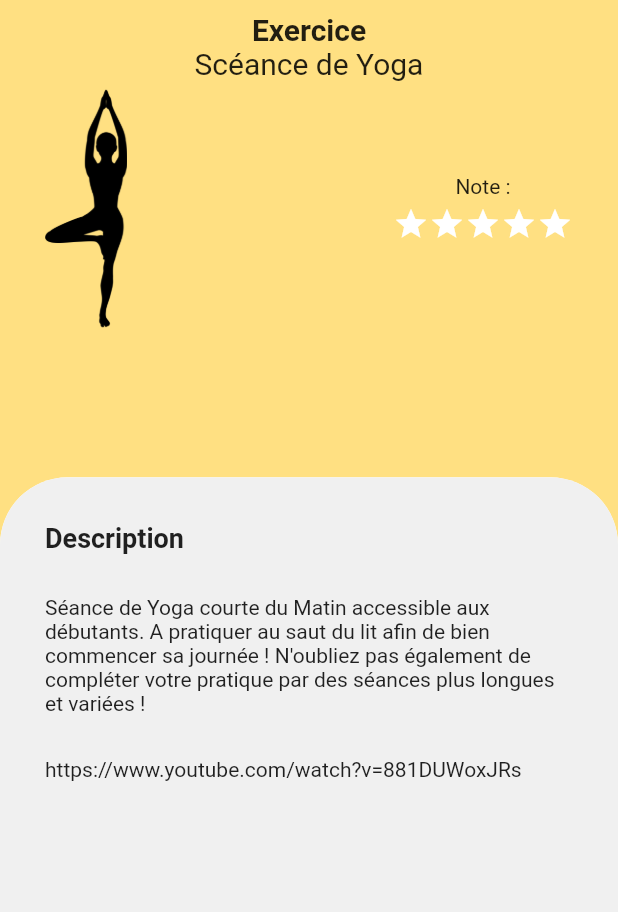
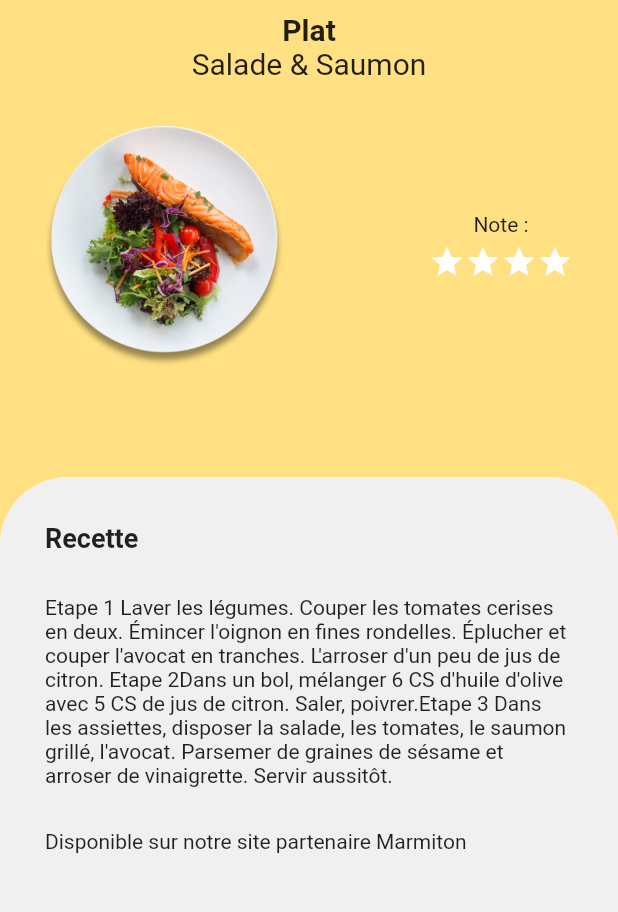
Before and after one commit to Numa-Maurin/fluttter_proj, a Flutter app: the screen it shows after launch, after a tap on "Plat", on a phone screen of 412 x 824 dp, the part 72-984 px from its top. Run offline on Flutter 3.47's test engine with Material 2 defaults, Android fonts, the light colour scheme and no system bars; network calls fail.

Commit message:
ajout 2 plats

```diff
--- a/lib/main.dart
+++ b/lib/main.dart
@@ -5,6 +5,8 @@ import 'categories.dart';
 import 'fitness_list.dart';
 import 'exercice_page1.dart';
 import 'exercice_page2.dart';
+import 'meals1.dart';
+import 'meals2.dart';
 
 void main() {
   runApp(MyApp());
@@ -27,6 +29,8 @@ class MyApp extends StatelessWidget {
       routes: {
         ExercicePage1.tag: (_) => ExercicePage1(),
         ExercicePage2.tag: (_) => ExercicePage2(),
+        Meal1.tag: (_) => Meal1(),
+        Meal2.tag: (_) => Meal2(),
       },
     );
   }
--- /dev/null
+++ b/lib/meals1.dart
@@ -0,0 +1,127 @@
+import 'package:flutter/material.dart';
+
+class Meal1 extends StatefulWidget {
+  static const tag = "meal1";
+
+  @override
+  _Meal1State createState() => _Meal1State();
+}
+
+class _Meal1State extends State<Meal1> {
+  Widget food2 = Container(
+    height: 160,
+    child: Image.asset("images/food2.png"),
+  );
+
+  @override
+  Widget build(BuildContext context) {
+    Size size = MediaQuery.of(context).size;
+    return Scaffold(
+      appBar: AppBar(
+        elevation: 0,
+        actions: [
+          IconButton(
+            onPressed: null,
+            icon: CircleAvatar(
+                backgroundColor: Colors.white70,
+                radius: 35,
+                child: CircleAvatar(
+                    backgroundImage: AssetImage("images/iconAvatar.png"),
+                    radius: 30)),
+          ),
+        ],
+      ),
+      body: Column(
+        children: [
+          Container(
+            padding: EdgeInsets.symmetric(horizontal: 30),
+            child: Column(
+              children: [
+                Text(
+                  "Plat",
+                  style: TextStyle(
+                    fontWeight: FontWeight.bold,
+                    fontSize: 20,
+                  ),
+                ),
+                Text(
+                  "Salade & Saumon",
+                  style: TextStyle(fontSize: 20),
+                ),
+                SizedBox(height: 30),
+                Row(
+                  children: [
+                    food2,
+                    Spacer(),
+                    Column(
+                      children: [
+                        Container(
+                          child: Text("Note :"),
+                        ),
+                        SizedBox(height: 5),
+                        Row(
+                          children: [
+                            Icon(Icons.star, color: Colors.white),
+                            Icon(Icons.star, color: Colors.white),
+                            Icon(Icons.star, color: Colors.white),
+                            Icon(Icons.star, color: Colors.white),
+                          ],
+                        )
+                      ],
+                    )
+                  ],
+                )
+              ],
+            ),
+          )
+        ],
+      ),
+      bottomSheet: BottomSheet(
+        backgroundColor: Colors.white,
+        shape: RoundedRectangleBorder(
+          borderRadius: BorderRadius.vertical(
+            top: Radius.circular(45),
+          ),
+        ),
+        onClosing: () {},
+        builder: (context) {
+          return ClipRRect(
+            borderRadius: BorderRadius.vertical(
+              top: Radius.circular(45),
+            ),
+            child: Container(
+              width: size.width,
+              color: Color.fromRGBO(240, 240, 240, 1),
+              height: size.height / 1.8,
+              child: Column(
+                children: [
+                  Padding(
+                    padding: EdgeInsets.only(left: 30, right: 30, top: 30),
+                    child: Column(
+                      crossAxisAlignment: CrossAxisAlignment.start,
+                      children: [
+                        Text(
+                          "Recette",
+                          style: TextStyle(
+                            fontWeight: FontWeight.bold,
+                            fontSize: 18,
+                          ),
+                        ),
+                        SizedBox(height: 28),
+                        Text(
+                            "Etape 1 Laver les légumes. Couper les tomates cerises en deux. Émincer l'oignon en fines rondelles. Éplucher et couper l'avocat en tranches. L'arroser d'un peu de jus de citron. Etape 2Dans un bol, mélanger 6 CS d'huile d'olive avec 5 CS de jus de citron. Saler, poivrer.Etape 3 Dans les assiettes, disposer la salade, les tomates, le saumon grillé, l'avocat. Parsemer de graines de sésame et arroser de vinaigrette. Servir aussitôt."),
+                        SizedBox(height: 28),
+                        Text("Disponible sur notre site partenaire Marmiton"),
+                      ],
+                    ),
+                  ),
+                  Spacer(),
+                ],
+              ),
+            ),
+          );
+        },
+      ),
+    );
+  }
+}
--- a/lib/meals_list.dart
+++ b/lib/meals_list.dart
@@ -1,8 +1,6 @@
-import 'package:flutter/foundation.dart';
 import 'package:flutter/material.dart';
-import 'package:flutter_app_fitness/exercice_page1.dart';
-import 'package:http/http.dart' as http;
-import 'exercice_page1.dart';
+import 'package:flutter_app_fitness/meals1.dart';
+import 'package:flutter_app_fitness/meals2.dart';
 
 class MealsList extends StatefulWidget {
   var row;
@@ -47,7 +45,8 @@ class _MealsListState extends State<MealsList> {
                   ),
                   child: GestureDetector(
                     onTap: () {
-                      Navigator.of(context).pushNamed(ExercicePage1.tag);
+                      Navigator.of(context)
+                          .pushNamed(index == 1 ? Meal2.tag : Meal1.tag);
                     },
                     child: Card(
                       color: Colors.teal[100],
@@ -98,7 +97,8 @@ class _MealsListState extends State<MealsList> {
                   top: 50,
                   child: GestureDetector(
                     onTap: () {
-                      Navigator.of(context).pushNamed(ExercicePage1.tag);
+                      Navigator.of(context)
+                          .pushNamed(index == 1 ? Meal2.tag : Meal1.tag);
                     },
                     child: reverse ? salmonImage : bowlImage,
                   ),
```
Also changed, not shown: lib/meals2.dart (added, +127 -0 lines).
